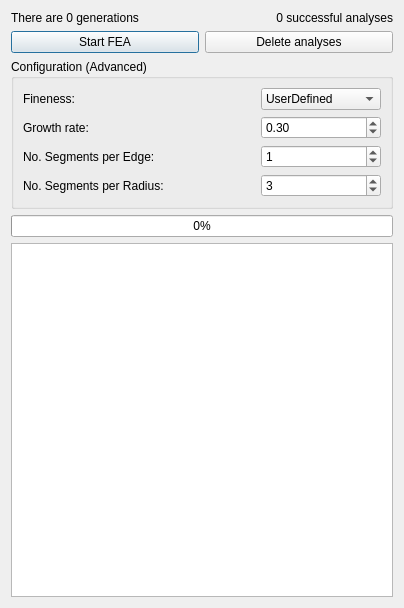
The window that FEMbyGEN/fembygen/PerformFEA.ui (kyuhmi/FEMbyGEN) describes before a commit, drawn with Qt 5.
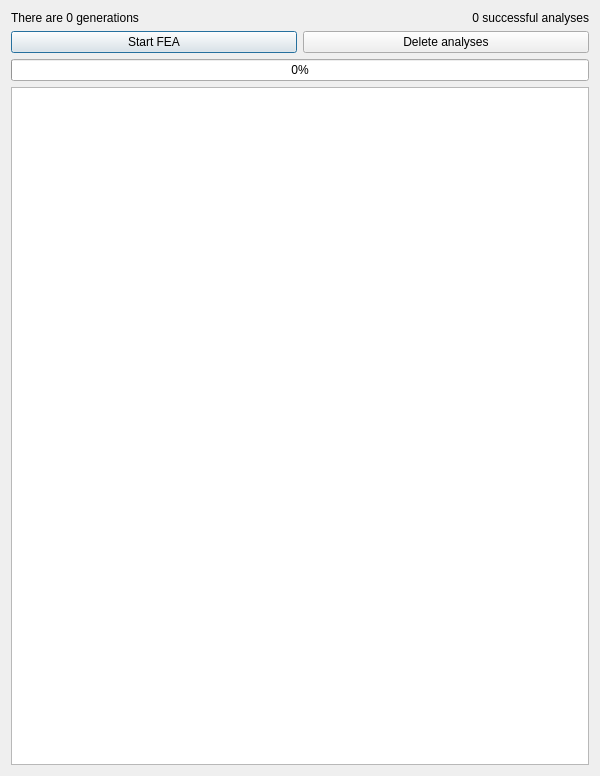
The same window after the commit.

What changed in the file:
```diff
--- a/FEMbyGEN/fembygen/PerformFEA.ui
+++ b/FEMbyGEN/fembygen/PerformFEA.ui
@@ -6,8 +6,8 @@
    <rect>
     <x>0</x>
     <y>0</y>
-    <width>404</width>
-    <height>608</height>
+    <width>600</width>
+    <height>776</height>
    </rect>
   </property>
   <property name="windowTitle">
@@ -53,113 +53,6 @@
      </item>
     </layout>
    </item>
-   <item>
-    <widget class="QGroupBox" name="groupBox">
-     <property name="title">
-      <string>Configuration (Advanced)</string>
-     </property>
-     <layout class="QGridLayout" name="gridLayout">
-      <item row="1" column="1">
-       <widget class="QDoubleSpinBox" name="growthRateBox">
-        <property name="value">
-         <double>0.300000000000000</double>
-        </property>
-       </widget>
-      </item>
-      <item row="0" column="0">
-       <widget class="QLabel" name="finenessLabel">
-        <property name="text">
-         <string>Fineness:</string>
-        </property>
-       </widget>
-      </item>
-      <item row="1" column="0">
-       <widget class="QLabel" name="growthRateLabel">
-        <property name="text">
-         <string>Growth rate:</string>
-        </property>
-       </widget>
-      </item>
-      <item row="2" column="0">
-       <widget class="QLabel" name="segsPerEdgeLabel">
-        <property name="text">
-         <string>No. Segments per Edge:</string>
-        </property>
-       </widget>
-      </item>
-      <item row="3" column="0">
-       <widget class="QLabel" name="segsPerRadiusLabel">
-        <property name="text">
-         <string>No. Segments per Radius:</string>
-        </property>
-       </widget>
-      </item>
-      <item row="2" column="1">
-       <widget class="QSpinBox" name="segsPerEdgeBox">
-        <property name="maximum">
-         <number>9999</number>
-        </property>
-        <property name="value">
-         <number>1</number>
-        </property>
-       </widget>
-      </item>
-      <item row="3" column="1">
-       <widget class="QSpinBox" name="segsPerRadiusBox">
-        <property name="value">
-         <number>3</number>
-        </property>
-       </widget>
-      </item>
-      <item row="0" column="1">
-       <widget class="QComboBox" name="finenessBox">
-        <property name="maximumSize">
-         <size>
-          <width>120</width>
-          <height>16777215</height>
-         </size>
-        </property>
-        <property name="currentText">
-         <string>UserDefined</string>
-        </property>
-        <property name="currentIndex">
-         <number>5</number>
-        </property>
-        <item>
-         <property name="text">
-          <string>VeryCoarse</string>
-         </property>
-        </item>
-        <item>
-         <property name="text">
-          <string>Coarse</string>
-         </property>
-        </item>
-        <item>
-         <property name="text">
-          <string>Moderate</string>
-         </property>
-        </item>
-        <item>
-         <property name="text">
-          <string>Fine</string>
-         </property>
-        </item>
-        <item>
-         <property name="text">
-          <string>VeryFine</string>
-         </property>
-        </item>
-        <item>
-         <property name="text">
-          <string>UserDefined</string>
-         </property>
-        </item>
-       </widget>
-      </item>
-     </layout>
-    </widget>
-   </item>
    <item>
     <widget class="QProgressBar" name="progressBar">
      <property name="value">
```
